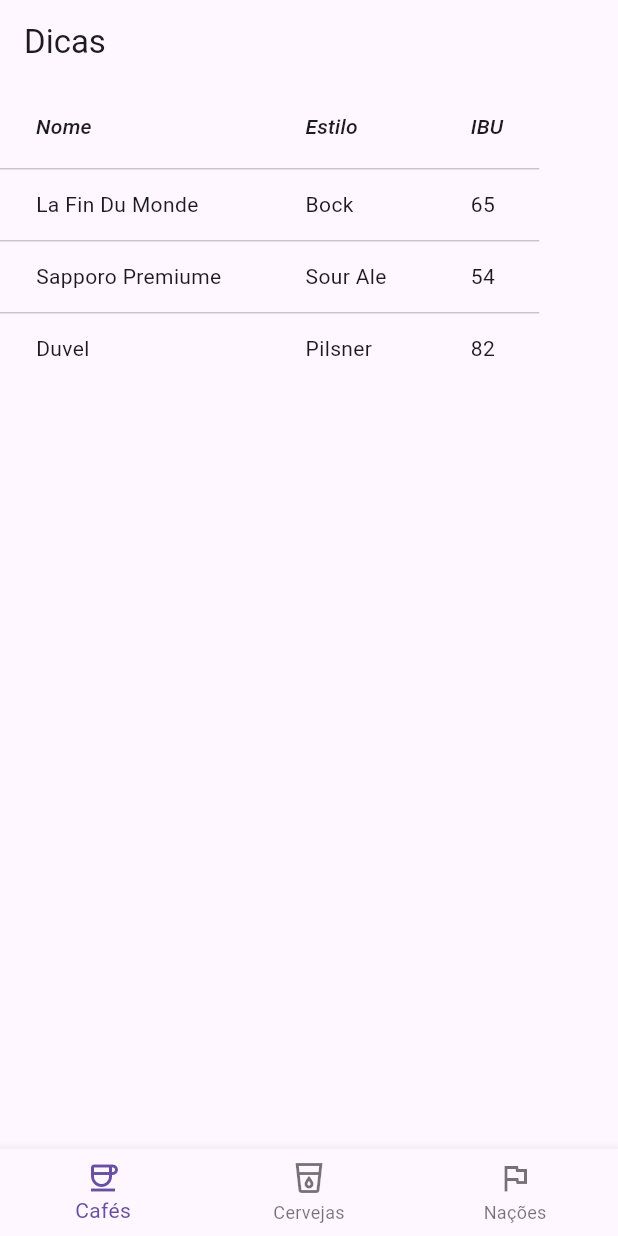
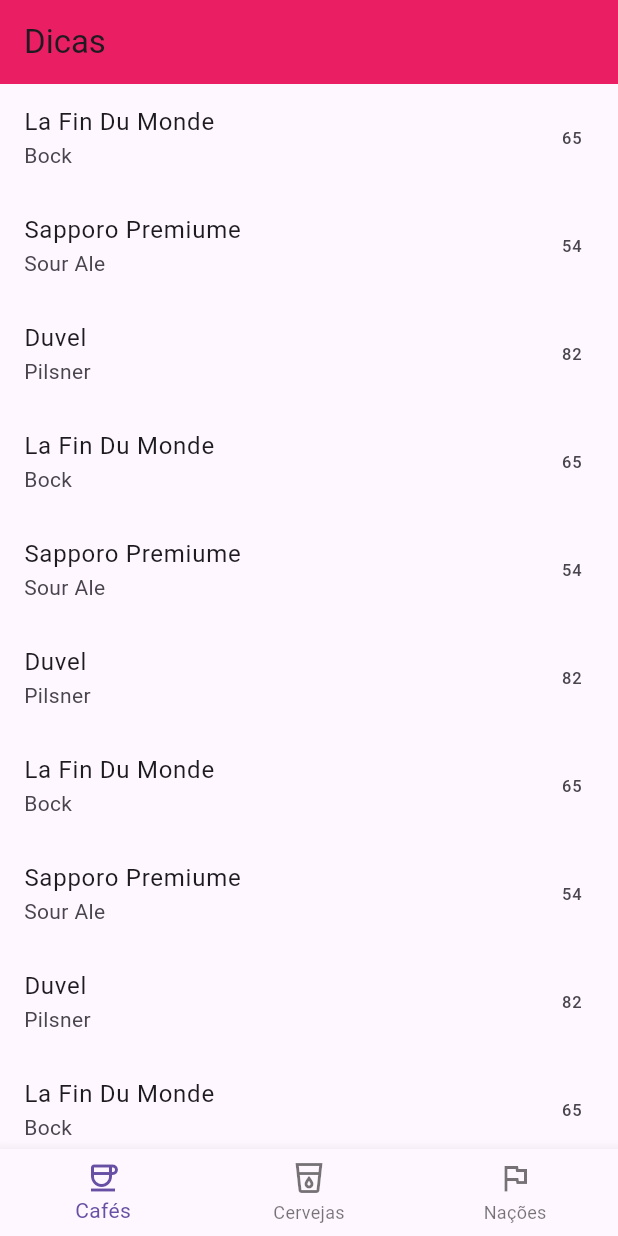
Before and after one commit to Faltrenn/estudos-flutter, a Flutter app: the screen it shows after launch, on a phone screen of 412 x 824 dp. Run offline on Flutter 3.47's test engine with Material 3 defaults, Android fonts, the phone set to English and light mode, and no system bars; our stand-ins replace transparent_image.

Commit message:
add: recipe4 exercises 1-4

```diff
--- a/lib/main.dart
+++ b/lib/main.dart
@@ -11,9 +11,9 @@ void main() {
     const Rcp1(),
     const Rcp1_2(),
     const Rcp1_3(),
-		const Rcp2(),
-		const Rcp3(),
-		const Rcp4(),
+    const Rcp2(),
+    const Rcp3(),
+    Rcp4(),
   ];
   runApp(recipes[5]);
 }
--- a/lib/pages/recipe4.dart
+++ b/lib/pages/recipe4.dart
@@ -5,24 +5,69 @@ import 'package:flutter/material.dart';
 var dataObjects = [
   {"name": "La Fin Du Monde", "style": "Bock", "ibu": "65"},
   {"name": "Sapporo Premiume", "style": "Sour Ale", "ibu": "54"},
-  {"name": "Duvel", "style": "Pilsner", "ibu": "82"}
+  {"name": "Duvel", "style": "Pilsner", "ibu": "82"},
+  {"name": "La Fin Du Monde", "style": "Bock", "ibu": "65"},
+  {"name": "Sapporo Premiume", "style": "Sour Ale", "ibu": "54"},
+  {"name": "Duvel", "style": "Pilsner", "ibu": "82"},
+  {"name": "La Fin Du Monde", "style": "Bock", "ibu": "65"},
+  {"name": "Sapporo Premiume", "style": "Sour Ale", "ibu": "54"},
+  {"name": "Duvel", "style": "Pilsner", "ibu": "82"},
+  {"name": "La Fin Du Monde", "style": "Bock", "ibu": "65"},
+  {"name": "Sapporo Premiume", "style": "Sour Ale", "ibu": "54"},
+  {"name": "Duvel", "style": "Pilsner", "ibu": "82"},
+  {"name": "La Fin Du Monde", "style": "Bock", "ibu": "65"},
+  {"name": "Sapporo Premiume", "style": "Sour Ale", "ibu": "54"},
+  {"name": "Duvel", "style": "Pilsner", "ibu": "82"},
+  {"name": "La Fin Du Monde", "style": "Bock", "ibu": "65"},
+  {"name": "Sapporo Premiume", "style": "Sour Ale", "ibu": "54"},
+  {"name": "Duvel", "style": "Pilsner", "ibu": "82"},
+  {"name": "La Fin Du Monde", "style": "Bock", "ibu": "65"},
+  {"name": "Sapporo Premiume", "style": "Sour Ale", "ibu": "54"},
+  {"name": "Duvel", "style": "Pilsner", "ibu": "82"},
+  {"name": "La Fin Du Monde", "style": "Bock", "ibu": "65"},
+  {"name": "Sapporo Premiume", "style": "Sour Ale", "ibu": "54"},
+  {"name": "Duvel", "style": "Pilsner", "ibu": "82"},
+  {"name": "La Fin Du Monde", "style": "Bock", "ibu": "65"},
+  {"name": "Sapporo Premiume", "style": "Sour Ale", "ibu": "54"},
+  {"name": "Duvel", "style": "Pilsner", "ibu": "82"},
+  {"name": "La Fin Du Monde", "style": "Bock", "ibu": "65"},
+  {"name": "Sapporo Premiume", "style": "Sour Ale", "ibu": "54"},
+  {"name": "Duvel", "style": "Pilsner", "ibu": "82"},
+  {"name": "La Fin Du Monde", "style": "Bock", "ibu": "65"},
+  {"name": "Sapporo Premiume", "style": "Sour Ale", "ibu": "54"},
+  {"name": "Duvel", "style": "Pilsner", "ibu": "82"},
 ];
 
 class Rcp4 extends StatelessWidget {
-  const Rcp4({super.key});
+  Rcp4({super.key});
+
+  final bodies = [
+    DataBodyWidget(
+      columnNames: const ["Nome", "Estilo", "IBU"],
+      propertyNames: const ["name", "style", "ibu"],
+      objects: dataObjects,
+    ),
+    MytileWidget(
+      propertyNames: const ["name", "style", "ibu"],
+      objects: dataObjects,
+    ),
+  ];
 
   @override
   Widget build(BuildContext context) {
     return MaterialApp(
-        theme: ThemeData(primarySwatch: Colors.deepPurple),
+      theme: ThemeData(
+        appBarTheme: const AppBarTheme(backgroundColor: Colors.pink),
+      ),
       debugShowCheckedModeBanner: false,
       home: Scaffold(
         appBar: AppBar(
           title: const Text("Dicas"),
         ),
-          body: DataBodyWidget(objects: dataObjects),
+        body: bodies[1],
         bottomNavigationBar: const NewNavBar(),
-        ));
+      ),
+    );
   }
 }
 
@@ -54,14 +99,18 @@ class NewNavBar extends StatelessWidget {
 
 class DataBodyWidget extends StatelessWidget {
   List objects;
-  DataBodyWidget({super.key, this.objects = const []});
+  List<String> columnNames, propertyNames;
+  DataBodyWidget({
+    super.key,
+    this.columnNames = const [],
+    this.propertyNames = const [],
+    this.objects = const [],
+  });
 
   @override
   Widget build(BuildContext context) {
-    var columnNames = ["Nome", "Estilo", "IBU"],
-        propertyNames = ["name", "style", "ibu"];
-
-    return DataTable(
+    return SingleChildScrollView(
+      child: DataTable(
         columns: columnNames
             .map(
               (name) => DataColumn(
@@ -83,6 +132,32 @@ class DataBodyWidget extends StatelessWidget {
               ),
             )
             .toList(),
+      ),
     );
   }
 }
+
+class MytileWidget extends StatelessWidget {
+  List objects;
+  List<String> propertyNames;
+  MytileWidget({
+    super.key,
+    this.propertyNames = const [],
+    this.objects = const [],
+  });
+
+  @override
+  Widget build(BuildContext context) {
+    return ListView(
+      children: objects
+          .map(
+            (obj) => ListTile(
+              title: Text(obj[propertyNames[0]]),
+              subtitle: Text(obj[propertyNames[1]]),
+              trailing: Text(obj[propertyNames[2]]),
+            ),
+          )
+          .toList(),
+    );
+  }
+}
```
Lines whose indentation alone changed are shown as unchanged.
